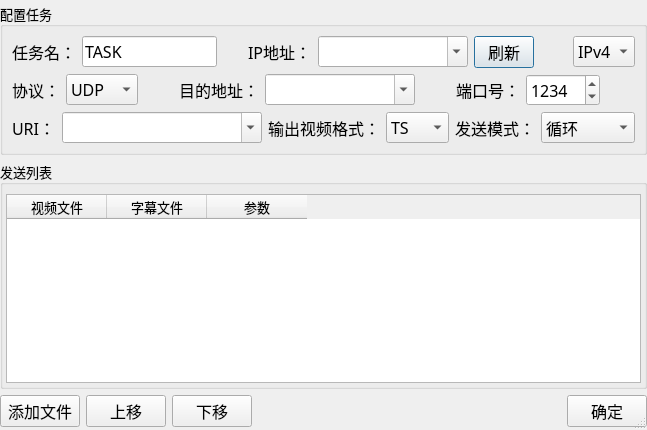
First picture: the form in ui/addTask.ui, repository Reinering/stream-sender, before the edit.
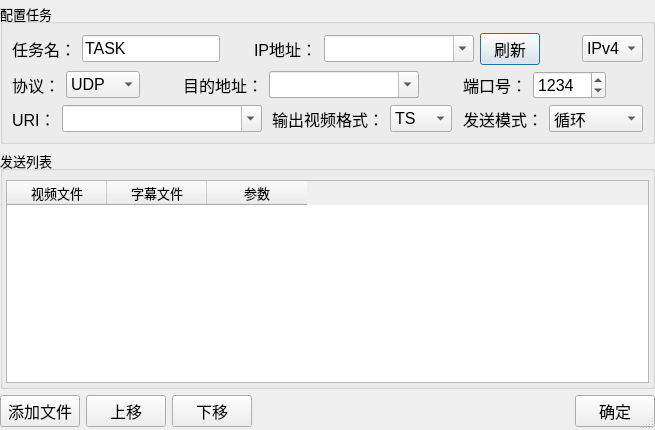
Second picture: the form after the edit.

```diff
--- a/ui/addTask.ui
+++ b/ui/addTask.ui
@@ -6,14 +6,12 @@
    <rect>
     <x>0</x>
     <y>0</y>
-    <width>623</width>
+    <width>655</width>
     <height>430</height>
    </rect>
   </property>
   <property name="font">
-   <font>
-    <family>微软雅黑</family>
-   </font>
+   <font/>
   </property>
   <property name="windowTitle">
    <string>添加任务</string>
@@ -38,7 +36,6 @@
     <widget class="QGroupBox" name="groupBox">
      <property name="font">
       <font>
-       <family>微软雅黑</family>
        <pointsize>10</pointsize>
       </font>
      </property>
@@ -54,7 +51,6 @@
            <widget class="QLabel" name="label_9">
             <property name="font">
              <font>
-              <family>微软雅黑</family>
               <pointsize>12</pointsize>
              </font>
             </property>
@@ -67,7 +63,6 @@
            <widget class="QLineEdit" name="lineEdit_task">
             <property name="font">
              <font>
-              <family>微软雅黑</family>
               <pointsize>12</pointsize>
              </font>
             </property>
@@ -97,7 +92,6 @@
            <widget class="QLabel" name="label_8">
             <property name="font">
              <font>
-              <family>微软雅黑</family>
               <pointsize>12</pointsize>
              </font>
             </property>
@@ -116,7 +110,6 @@
             </property>
             <property name="font">
              <font>
-              <family>微软雅黑</family>
               <pointsize>12</pointsize>
              </font>
             </property>
@@ -135,7 +128,6 @@
             </property>
             <property name="font">
              <font>
-              <family>微软雅黑</family>
               <pointsize>12</pointsize>
              </font>
             </property>
@@ -186,7 +178,6 @@
          <widget class="QLabel" name="label_3">
           <property name="font">
            <font>
-            <family>微软雅黑</family>
             <pointsize>12</pointsize>
            </font>
           </property>
@@ -199,7 +190,6 @@
          <widget class="QComboBox" name="comboBox_protocol">
           <property name="font">
            <font>
-            <family>微软雅黑</family>
             <pointsize>12</pointsize>
            </font>
           </property>
@@ -237,7 +227,6 @@
          <widget class="QLabel" name="label_2">
           <property name="font">
            <font>
-            <family>微软雅黑</family>
             <pointsize>12</pointsize>
            </font>
           </property>
@@ -256,7 +245,6 @@
           </property>
           <property name="font">
            <font>
-            <family>微软雅黑</family>
             <pointsize>12</pointsize>
            </font>
           </property>
@@ -347,7 +335,6 @@
          <widget class="QLabel" name="label_4">
           <property name="font">
            <font>
-            <family>微软雅黑</family>
             <pointsize>12</pointsize>
            </font>
           </property>
@@ -395,7 +382,6 @@
          <widget class="QLabel" name="label_5">
           <property name="font">
            <font>
-            <family>微软雅黑</family>
             <pointsize>12</pointsize>
            </font>
           </property>
@@ -414,7 +400,6 @@
           </property>
           <property name="font">
            <font>
-            <family>微软雅黑</family>
             <pointsize>12</pointsize>
            </font>
           </property>
@@ -445,7 +430,6 @@
          <widget class="QLabel" name="label_6">
           <property name="font">
            <font>
-            <family>微软雅黑</family>
             <pointsize>12</pointsize>
            </font>
           </property>
@@ -458,7 +442,6 @@
          <widget class="QComboBox" name="comboBox_videoFormat">
           <property name="font">
            <font>
-            <family>微软雅黑</family>
             <pointsize>12</pointsize>
            </font>
           </property>
@@ -498,7 +481,6 @@
            <widget class="QLabel" name="label_10">
             <property name="font">
              <font>
-              <family>微软雅黑</family>
               <pointsize>12</pointsize>
              </font>
             </property>
@@ -562,7 +544,6 @@
        <widget class="QTableWidget" name="tableWidget">
         <property name="font">
          <font>
-          <family>微软雅黑</family>
           <pointsize>10</pointsize>
          </font>
         </property>
@@ -575,7 +556,6 @@
          </property>
          <property name="font">
           <font>
-           <family>微软雅黑</family>
            <pointsize>10</pointsize>
           </font>
          </property>
@@ -586,7 +566,6 @@
          </property>
          <property name="font">
           <font>
-           <family>微软雅黑</family>
            <pointsize>10</pointsize>
           </font>
          </property>
@@ -597,7 +576,6 @@
          </property>
          <property name="font">
           <font>
-           <family>微软雅黑</family>
            <pointsize>10</pointsize>
           </font>
          </property>
@@ -730,7 +708,6 @@
       <widget class="QPushButton" name="pushButton_ok">
        <property name="font">
         <font>
-         <family>微软雅黑</family>
          <pointsize>12</pointsize>
         </font>
        </property>
```
Left out of the diff: 53 changed lines with no effect on the pictures.
